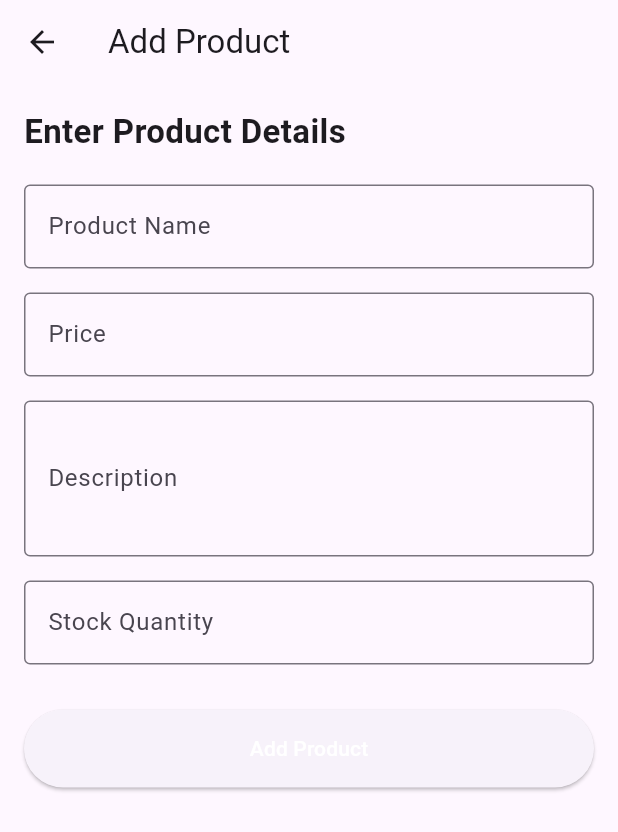
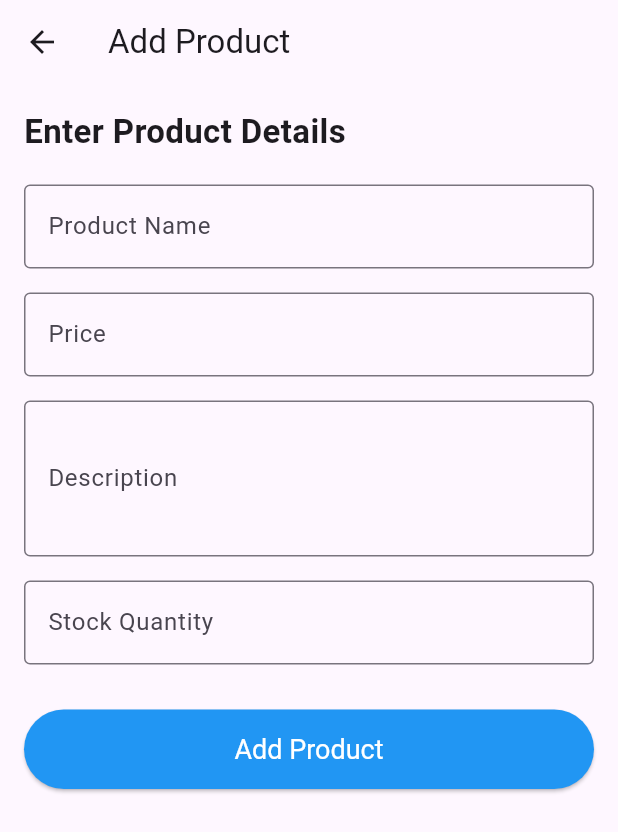
Before and after one commit to ridhammm21/iDairyApp, a Flutter app: the AddProductPage screen opened directly, on a phone screen of 412 x 824 dp. Shown: the top 832 px of the screen. Run offline on Flutter 3.47's test engine with Material 3 defaults, Android fonts, the light colour scheme and no system bars; our stand-ins replace cloud_firestore, firebase_auth, firebase_core, get, hexcolor, shared_preferences; accounts and stored records are empty.

Commit message:
user changes

```diff
--- a/lib/pages/admin/screens/add_products.dart
+++ b/lib/pages/admin/screens/add_products.dart
@@ -165,7 +165,11 @@ class _AddProductPageState extends State<AddProductPage> {
                       width: double.infinity,
                       child: ElevatedButton(
                         onPressed: addProduct,
-                        style: ElevatedButton.styleFrom(padding: const EdgeInsets.symmetric(vertical: 16)),
+                        style: ElevatedButton.styleFrom(
+                          padding: const EdgeInsets.symmetric(vertical: 16),
+                          backgroundColor: Colors.blue,
+                          textStyle: const TextStyle(fontSize: 18),
+                        ),
                         child: const Text('Add Product', style: TextStyle(color: Colors.white)),
                       ),
                     ),
--- a/lib/pages/navigation_page.dart
+++ b/lib/pages/navigation_page.dart
@@ -1,7 +1,7 @@
 import 'package:flutter/material.dart';
 import 'package:idairy/pages/user/cart_page.dart';
 import 'package:idairy/pages/user/home_page.dart';
-import 'package:idairy/pages/setting_page.dart';
+import 'package:idairy/pages/user/setting_page.dart';
 import 'package:idairy/pages/user/wallet_page.dart';
 import 'package:idairy/utils/global_colors.dart';
 
--- a/lib/pages/user/profile_page.dart
+++ b/lib/pages/user/profile_page.dart
@@ -138,7 +138,7 @@ class _ProfilePageState extends State<ProfilePage> {
                   icon: const Icon(Icons.logout, color: Colors.white),
                   label: const Text("Logout", style: TextStyle(fontSize: 18, color: Colors.white)),
                   style: ElevatedButton.styleFrom(
-                    backgroundColor: Colors.black,
+                    backgroundColor: Colors.red,
                     padding: const EdgeInsets.symmetric(horizontal: 40, vertical: 15),
                   ),
                 ),
```
Also changed, not shown: lib/pages/user/setting_page.dart (renamed from lib/pages/setting_page.dart).
